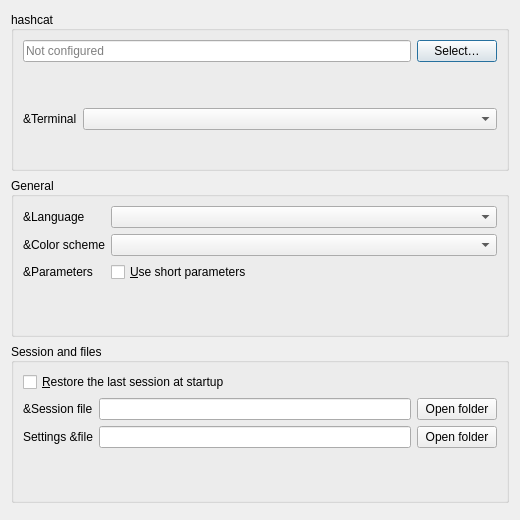
This is src/settingsdialog.ui in rgroesslinger/hashcat-gui as Qt 5 draws it before an edit. The edited form follows.
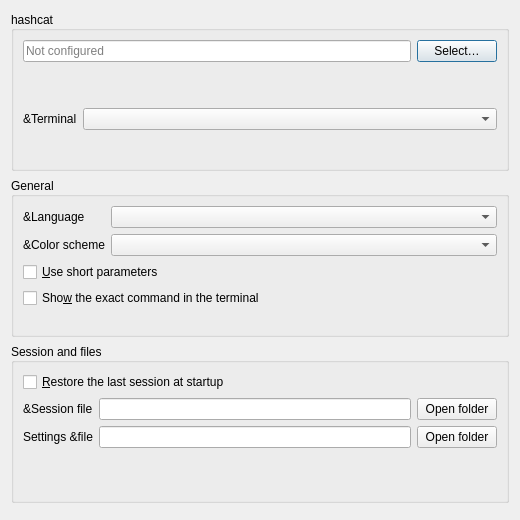
This is the edited form.

Commit message:
Add opt-in terminal echo of the exact hashcat command
Print the argv the wrapper received, or the ProcessStartInfo fields on Windows,
before hashcat starts. A terminal that mangles a token becomes visible instead
of hashcat running with damaged arguments. The Settings -> General toggle is off
by default to preserve the released behavior.

Diff of the .ui file:
```diff
--- a/src/settingsdialog.ui
+++ b/src/settingsdialog.ui
@@ -155,20 +155,23 @@
         </property>
        </widget>
       </item>
-      <item row="2" column="0">
-       <widget class="QLabel" name="label_parameters">
-        <property name="text">
-         <string>&amp;Parameters</string>
-        </property>
-       </widget>
-      </item>
-      <item row="2" column="1">
+      <item row="2" column="0" colspan="2">
        <widget class="QCheckBox" name="checkBox_use_short_parameters">
         <property name="text">
          <string>&amp;Use short parameters</string>
         </property>
        </widget>
       </item>
+      <item row="3" column="0" colspan="2">
+       <widget class="QCheckBox" name="checkBox_show_launch_command">
+        <property name="text">
+         <string>Sho&amp;w the exact command in the terminal</string>
+        </property>
+        <property name="toolTip">
+         <string>Print the exact command hashcat receives in the launch terminal, so a mangled value is visible.</string>
+        </property>
+       </widget>
+      </item>
      </layout>
     </widget>
    </item>
```
The commit also changes 9 other files.
